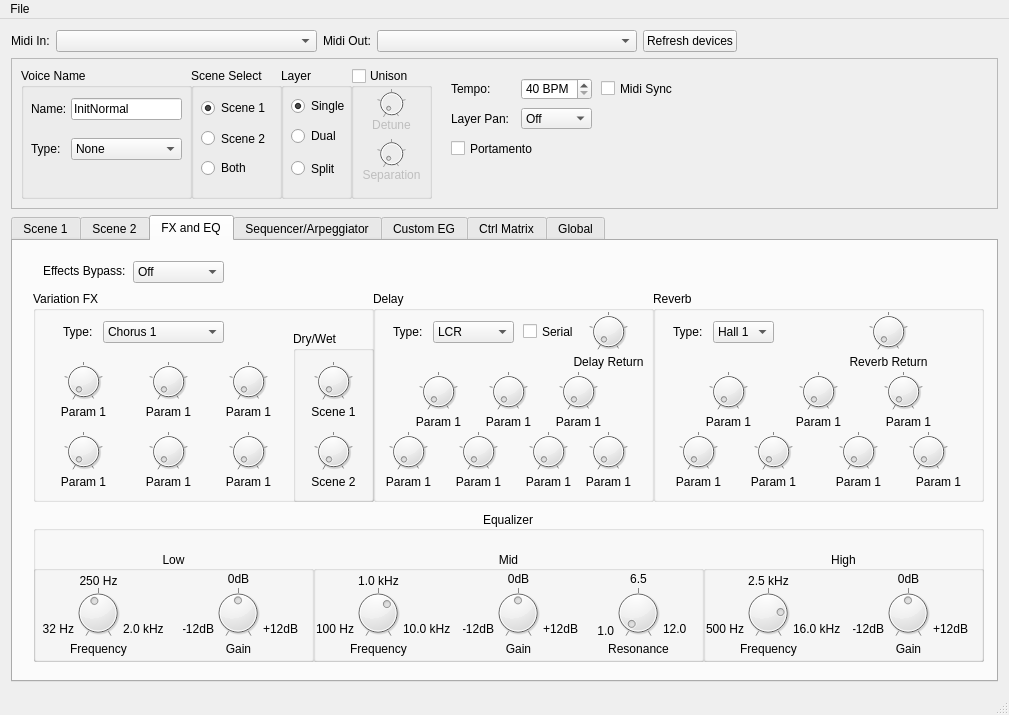
Above: src/QMidiAn1x.ui from thefinalcutbg/QAN1xEditor before the change. Below: the same form after it.
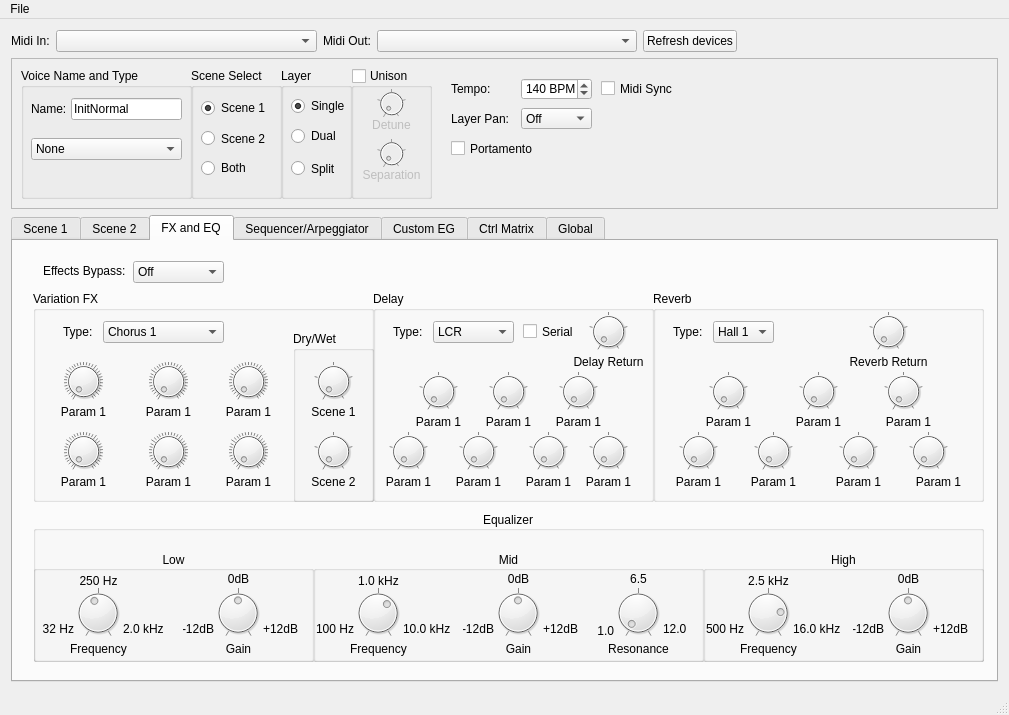
That is the form after the change. Custom widgets are drawn as their Qt base class.

Commit message: VariFx implemented. Value Dialog removed.

Patch:
```diff
--- a/src/QMidiAn1x.ui
+++ b/src/QMidiAn1x.ui
@@ -286,17 +286,20 @@
         </rect>
        </property>
        <property name="title">
-        <string>Voice Name</string>
+        <string>Voice Name and Type</string>
        </property>
        <widget class="ComboPicker" name="voiceType">
         <property name="geometry">
          <rect>
-          <x>50</x>
+          <x>10</x>
           <y>70</y>
-          <width>111</width>
+          <width>151</width>
           <height>22</height>
          </rect>
         </property>
+        <property name="currentIndex">
+         <number>0</number>
+        </property>
         <item>
          <property name="text">
           <string>None</string>
@@ -413,19 +416,6 @@
          </property>
         </item>
        </widget>
-       <widget class="QLabel" name="label_10">
-        <property name="geometry">
-         <rect>
-          <x>10</x>
-          <y>70</y>
-          <width>49</width>
-          <height>21</height>
-         </rect>
-        </property>
-        <property name="text">
-         <string>Type:</string>
-        </property>
-       </widget>
        <widget class="VoiceNameEdit" name="voiceNameEdit">
         <property name="geometry">
          <rect>
@@ -535,6 +525,9 @@
        <property name="maximum">
         <number>240</number>
        </property>
+       <property name="value">
+        <number>140</number>
+       </property>
       </widget>
       <widget class="QLabel" name="label_12">
        <property name="geometry">
@@ -806,7 +799,7 @@
             <number>32</number>
            </property>
            <property name="notchTarget">
-            <double>8.000000000000000</double>
+            <double>1.000000000000000</double>
            </property>
            <property name="notchesVisible">
             <bool>true</bool>
@@ -843,7 +836,7 @@
             <number>32</number>
            </property>
            <property name="notchTarget">
-            <double>8.000000000000000</double>
+            <double>1.000000000000000</double>
            </property>
            <property name="notchesVisible">
             <bool>true</bool>
@@ -880,7 +873,7 @@
             <number>32</number>
            </property>
            <property name="notchTarget">
-            <double>8.000000000000000</double>
+            <double>1.000000000000000</double>
            </property>
            <property name="notchesVisible">
             <bool>true</bool>
@@ -917,7 +910,7 @@
             <number>32</number>
            </property>
            <property name="notchTarget">
-            <double>8.000000000000000</double>
+            <double>1.000000000000000</double>
            </property>
            <property name="notchesVisible">
             <bool>true</bool>
@@ -954,7 +947,7 @@
             <number>32</number>
            </property>
            <property name="notchTarget">
-            <double>8.000000000000000</double>
+            <double>1.000000000000000</double>
            </property>
            <property name="notchesVisible">
             <bool>true</bool>
@@ -991,7 +984,7 @@
             <number>32</number>
            </property>
            <property name="notchTarget">
-            <double>8.000000000000000</double>
+            <double>1.000000000000000</double>
            </property>
            <property name="notchesVisible">
             <bool>true</bool>
```
Left out of the diff: 10 changed lines with no effect on the pictures. The commit also changes 10 other files.
